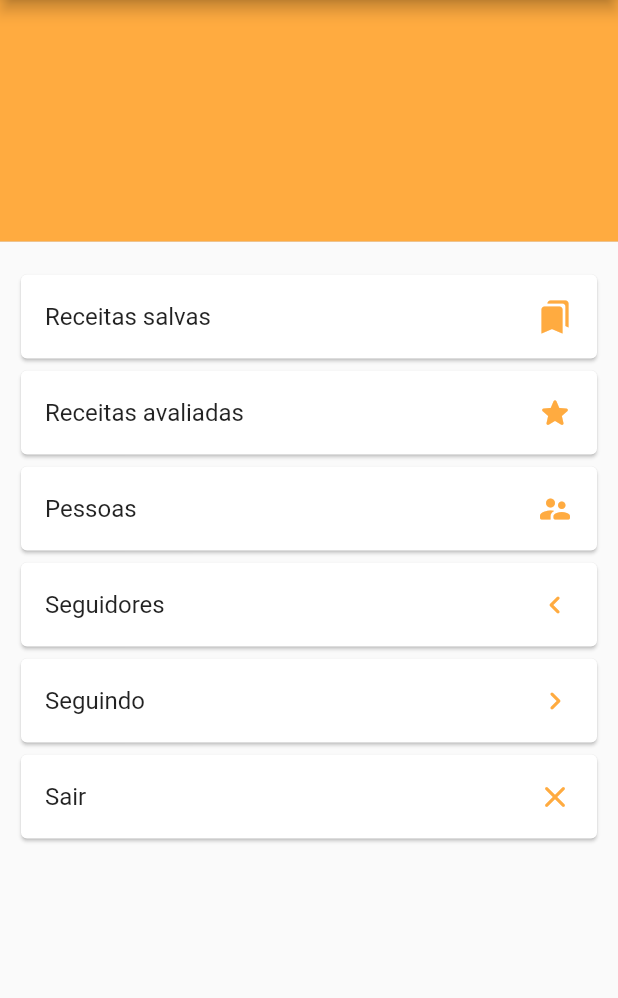
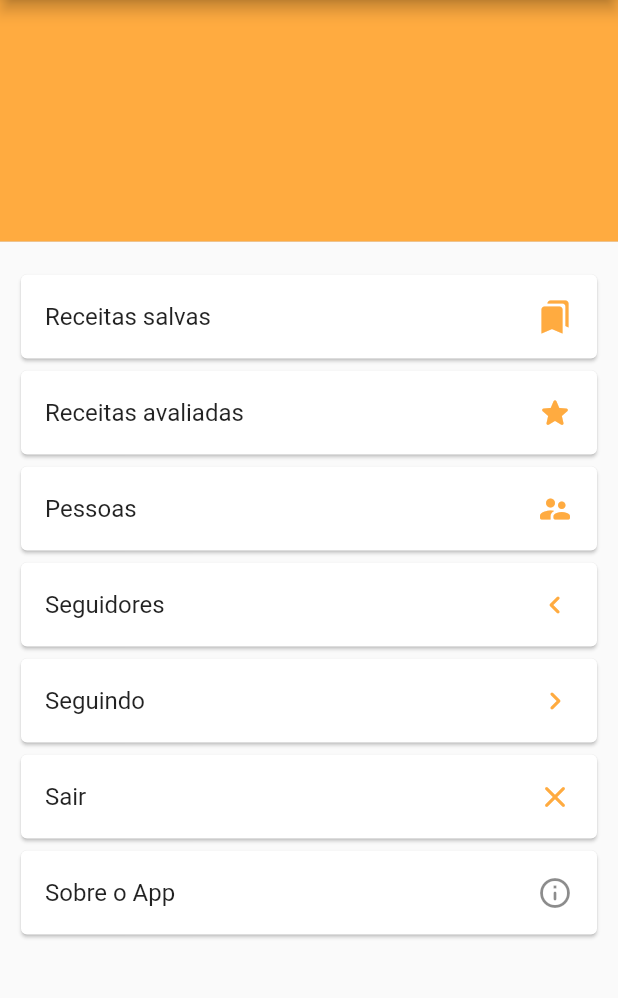
Before and after one commit to arthurcezars/UCLRecipes, a Flutter app: the UserMenuAccount screen opened by its route, on a phone screen of 412 x 824 dp, the part 84-1082 px from its top. Run offline on Flutter 3.47's test engine with Material 2 defaults, Android fonts, the light colour scheme and no system bars; our stand-ins replace multi_select_flutter, supabase_flutter; accounts and stored records are empty.

Commit message:
icon and about screen

```diff
--- a/UCL-2022-1-MobileApps-UCL-Recipes/lib/main.dart
+++ b/UCL-2022-1-MobileApps-UCL-Recipes/lib/main.dart
@@ -1,5 +1,6 @@
 import 'package:flutter/material.dart';
 import 'package:ucl_recipes/utils/constants.dart';
+import 'package:ucl_recipes/views/about.dart';
 import 'package:ucl_recipes/views/recipe_details.dart';
 import 'package:ucl_recipes/views/recipe_list.dart';
 import 'package:ucl_recipes/views/recipe_list_user.dart';
@@ -58,6 +59,7 @@ class MyApp extends StatelessWidget {
         '/user_recipes_list': (context) => const UserRecipesList(),
         '/user_following_list': (context) => const UserFollowingList(),
         '/user_followers_list': (context) => const UserFollowersList(),
+        '/about': (context) => const About(),
       },
     );
   }
--- a/UCL-2022-1-MobileApps-UCL-Recipes/lib/views/user_menu_account.dart
+++ b/UCL-2022-1-MobileApps-UCL-Recipes/lib/views/user_menu_account.dart
@@ -117,6 +117,15 @@ class _UserMenuAccountState extends State<UserMenuAccount> {
                     },
                   ),
                 ),
+                Card(
+                  child: ListTile(
+                    title: const Text("Sobre o App"),
+                    trailing: const Icon(Icons.info_outline_rounded),
+                    onTap: () {
+                      Navigator.pushNamed(context, "/about");
+                    },
+                  ),
+                ),
               ],
             ),
           ),
--- a/UCL-2022-1-MobileApps-UCL-Recipes/pubspec.yaml
+++ b/UCL-2022-1-MobileApps-UCL-Recipes/pubspec.yaml
@@ -46,6 +46,7 @@ dev_dependencies:
   # package. See that file for information about deactivating specific lint
   # rules and activating additional ones.
   flutter_lints: ^2.0.0
+  flutter_launcher_icons: "^0.9.2"
 
 # For information on the generic Dart part of this file, see the
 # following page: https://dart.dev/tools/pub/pubspec
@@ -87,3 +88,8 @@ flutter:
   #
   # For details regarding fonts from package dependencies,
   # see https://flutter.dev/custom-fonts/#from-packages
+
+flutter_icons:
+  android: "launcher_icon"
+  ios: true
+  image_path: "assets/icon/icon.png"
```
Also changed, not shown: UCL-2022-1-MobileApps-UCL-Recipes/lib/views/about.dart (added, +21 -0 lines), UCL-2022-1-MobileApps-UCL-Recipes/assets/icon/icon.png (added), UCL-2022-1-MobileApps-UCL-Recipes/pubspec.lock, 22 other files.
